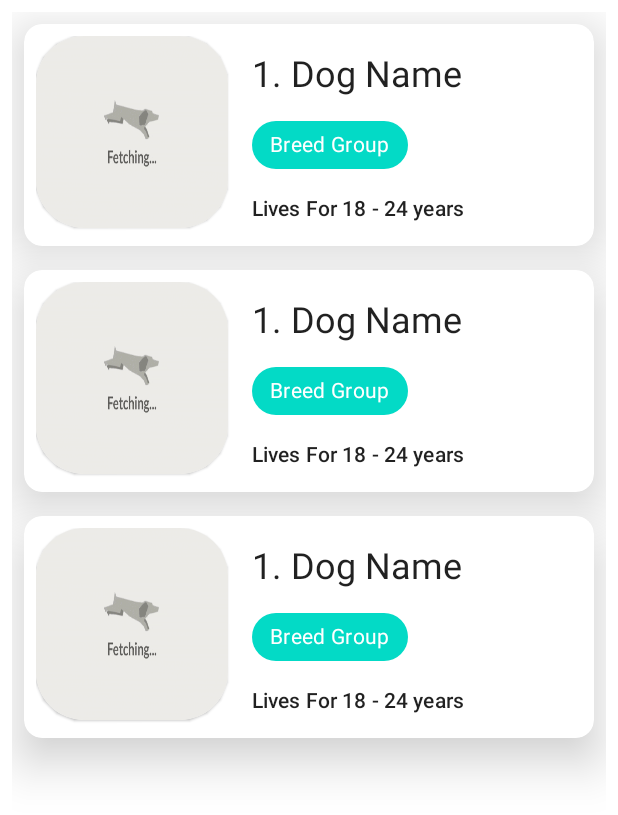
After one commit to ChaituPenju/DogInfoApp, an Android app: the layout fragment_dog_list.xml on its own in the app's theme, with its tools: preview values and no code run, on a phone screen of 412 x 824 dp. The commit adds this screen. Shown: the top 815 px of the screen. Run offline under Robolectric (Android 15) with nearby library versions, the phone set to English and light mode, and no system bars.

Commit message:
Implemented navigation and first screen (dogs list)

```diff
--- a/app/src/main/java/com/chaitupenju/dogsinfo/data/network/TheDogApi.kt
+++ b/app/src/main/java/com/chaitupenju/dogsinfo/data/network/TheDogApi.kt
@@ -10,8 +10,8 @@ interface TheDogApi {
 
     @GET("/v1/breeds")
     suspend fun getDogs(
-        @Query("limit") limit: Int,
-        @Query("page") page: Int
+        @Query("limit") limit: Int? = null,
+        @Query("page") page: Int? = null
     ): List<DogDto>
 
     @GET("/v1/images/{imageId}")
--- a/app/src/main/java/com/chaitupenju/dogsinfo/data/repository/DogRepositoryImpl.kt
+++ b/app/src/main/java/com/chaitupenju/dogsinfo/data/repository/DogRepositoryImpl.kt
@@ -10,7 +10,7 @@ class DogRepositoryImpl @Inject constructor(
     private val api: TheDogApi
 ): DogRepository {
     override suspend fun getDogs(): List<DogDto> {
-        return api.getDogs(limit = 10, page = 1)
+        return api.getDogs()
     }
 
     override suspend fun getDogById(imageId: String): DogInfoDto {
--- /dev/null
+++ b/app/src/main/res/layout/fragment_dog_list.xml
@@ -0,0 +1,24 @@
+<?xml version="1.0" encoding="utf-8"?>
+<layout xmlns:app="http://schemas.android.com/apk/res-auto"
+    xmlns:tools="http://schemas.android.com/tools"
+    xmlns:android="http://schemas.android.com/apk/res/android">
+
+    <androidx.constraintlayout.widget.ConstraintLayout
+        android:layout_width="match_parent"
+        android:layout_height="match_parent"
+        tools:context=".presentation.dog_list.DogListFragment">
+
+        <androidx.recyclerview.widget.RecyclerView
+            android:id="@+id/rv_dogs_list"
+            android:layout_width="match_parent"
+            android:layout_height="match_parent"
+            android:layout_margin="8dp"
+            tools:listitem="@layout/item_dog_summary"
+            app:layoutManager="androidx.recyclerview.widget.LinearLayoutManager"
+            app:layout_constraintBottom_toBottomOf="parent"
+            app:layout_constraintEnd_toEndOf="parent"
+            app:layout_constraintStart_toStartOf="parent"
+            app:layout_constraintTop_toTopOf="parent" />
+
+    </androidx.constraintlayout.widget.ConstraintLayout>
+</layout>
--- /dev/null
+++ b/app/src/main/res/layout/item_dog_summary.xml
@@ -0,0 +1,86 @@
+<?xml version="1.0" encoding="utf-8"?>
+<layout xmlns:android="http://schemas.android.com/apk/res/android"
+    xmlns:app="http://schemas.android.com/apk/res-auto"
+    xmlns:tools="http://schemas.android.com/tools">
+
+    <data>
+
+        <variable
+            name="theDog"
+            type="com.chaitupenju.dogsinfo.domain.model.Dog" />
+    </data>
+
+    <com.google.android.material.card.MaterialCardView
+        android:layout_width="match_parent"
+        android:layout_height="wrap_content"
+        android:layout_margin="8dp"
+        app:cardCornerRadius="12dp"
+        app:cardElevation="20dp"
+        app:contentPadding="8dp">
+
+        <androidx.constraintlayout.widget.ConstraintLayout
+            android:layout_width="match_parent"
+            android:layout_height="match_parent">
+
+            <com.google.android.material.card.MaterialCardView
+                android:id="@+id/mcv_dog_background"
+                android:layout_width="128dp"
+                android:layout_height="128dp"
+                app:cardCornerRadius="32dp"
+                app:layout_constraintStart_toStartOf="parent"
+                app:layout_constraintTop_toTopOf="parent">
+
+                <ImageView
+                    android:id="@+id/iv_dog_image"
+                    android:layout_width="match_parent"
+                    android:layout_height="match_parent"
+                    app:dogImage="@{theDog.image}"
+                    android:scaleType="fitXY"
+                    android:contentDescription="Dog Image"
+                    tools:src="@drawable/dog_loading" />
+
+            </com.google.android.material.card.MaterialCardView>
+
+            <com.google.android.material.textview.MaterialTextView
+                android:id="@+id/mtv_dog_name"
+                style="@style/TextAppearance.MaterialComponents.Headline5"
+                android:layout_width="wrap_content"
+                android:layout_height="wrap_content"
+                android:layout_marginStart="16dp"
+                android:layout_marginTop="8dp"
+                android:text='@{theDog.id +". "+ theDog.name}'
+                app:layout_constraintStart_toEndOf="@+id/mcv_dog_background"
+                app:layout_constraintTop_toTopOf="parent"
+                tools:text="1. Dog Name" />
+
+            <com.google.android.material.chip.Chip
+                android:id="@+id/chip_breed_group"
+                style="@style/TextAppearance.MaterialComponents.Tooltip"
+                android:layout_width="wrap_content"
+                android:layout_height="wrap_content"
+                android:layout_marginStart="16dp"
+                android:layout_marginTop="8dp"
+                android:text='@{theDog.breedGroup}'
+                app:chipBackgroundColor="@color/design_default_color_secondary"
+                app:layout_constraintStart_toEndOf="@+id/mcv_dog_background"
+                app:layout_constraintTop_toBottomOf="@+id/mtv_dog_name"
+                tools:text="Breed Group" />
+
+            <com.google.android.material.textview.MaterialTextView
+                android:id="@+id/mtv_breed_group"
+                style="@style/TextAppearance.MaterialComponents.Subtitle2"
+                android:layout_width="wrap_content"
+                android:layout_height="wrap_content"
+                android:layout_marginStart="16dp"
+                android:layout_marginTop="8dp"
+                android:layout_marginBottom="8dp"
+                android:text='@{"Lives For " + theDog.lifeSpan}'
+                app:chipBackgroundColor="@color/design_default_color_secondary"
+                app:layout_constraintBottom_toBottomOf="parent"
+                app:layout_constraintStart_toEndOf="@+id/mcv_dog_background"
+                app:layout_constraintTop_toBottomOf="@+id/chip_breed_group"
+                tools:text="Lives For 18 - 24 years" />
+
+        </androidx.constraintlayout.widget.ConstraintLayout>
+    </com.google.android.material.card.MaterialCardView>
+</layout>
```
Also changed, not shown: app/src/main/java/com/chaitupenju/dogsinfo/common/AppBindingAdapters.kt (added, +21 -0 lines), app/src/main/java/com/chaitupenju/dogsinfo/di/AppModule.kt (+7 -0 lines), app/src/main/java/com/chaitupenju/dogsinfo/domain/use_case/get_dogs/GetDogsUseCase.kt (+5 -3 lines), app/src/main/java/com/chaitupenju/dogsinfo/presentation/MainActivity.kt (+10 -2 lines), app/src/main/java/com/chaitupenju/dogsinfo/presentation/dog_list/DogListFragment.kt (added, +48 -0 lines), app/src/main/java/com/chaitupenju/dogsinfo/presentation/dog_list/DogListRecyclerView.kt (added, +39 -0 lines), app/src/main/res/drawable-v24/ic_launcher_foreground.xml (deleted, +0 -30 lines), app/src/main/res/layout/activity_main.xml (+22 -15 lines), app/src/main/res/navigation/app_navigation.xml (added, +13 -0 lines), app/src/main/res/drawable/dog_loading.gif (added).
